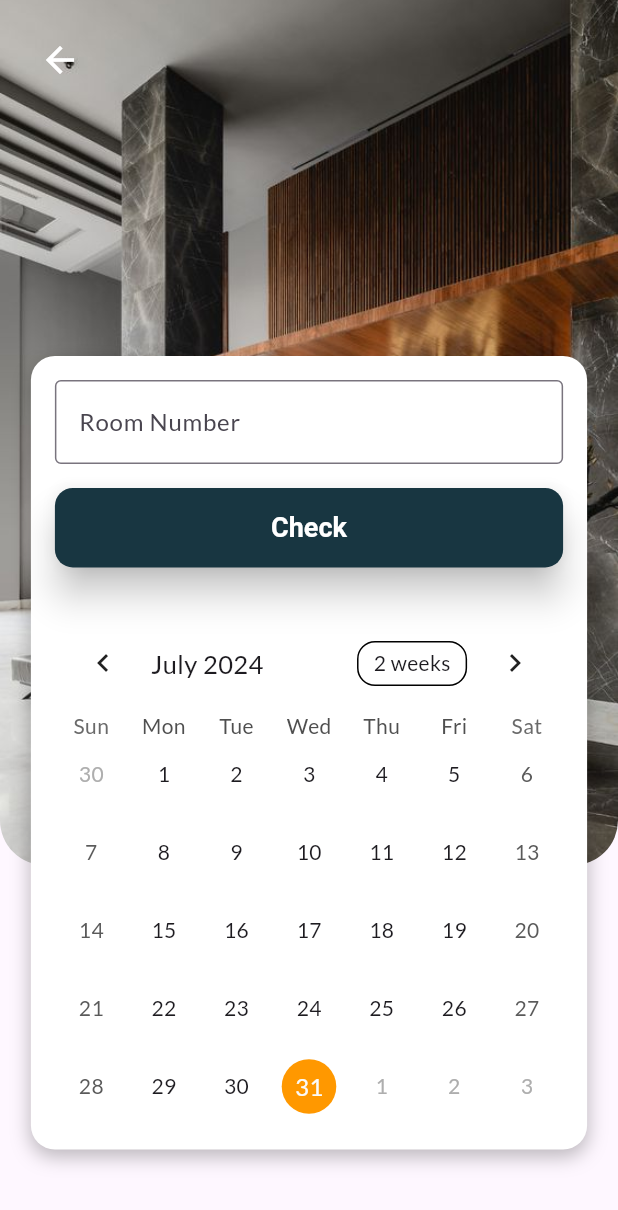
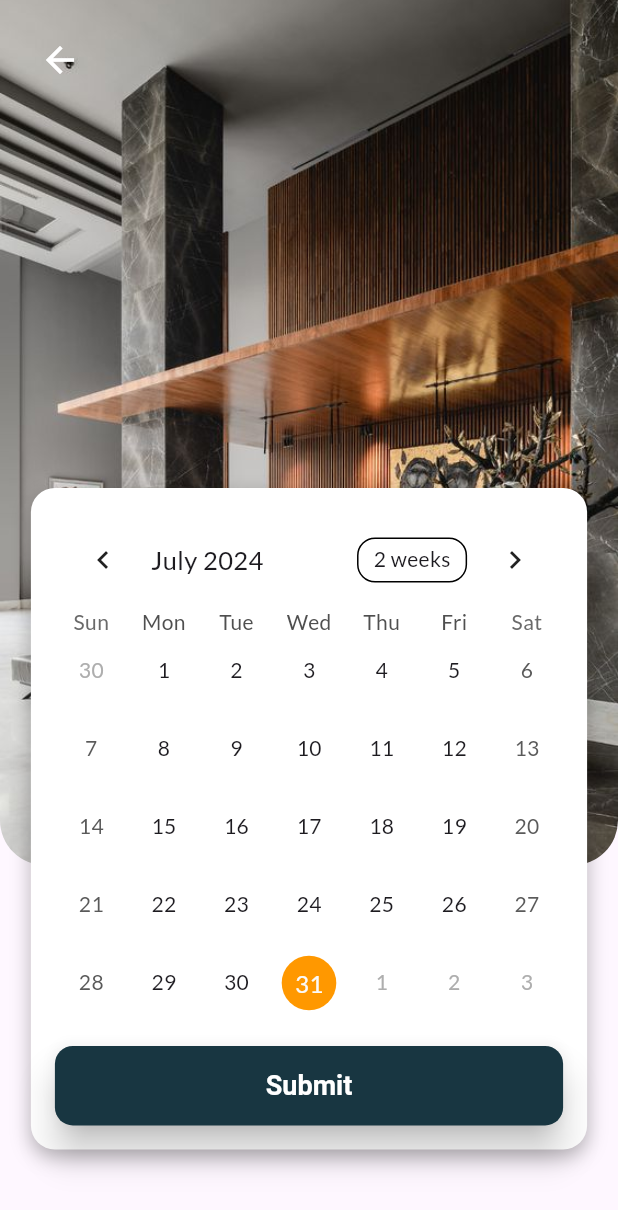
Before and after one commit to rudranil723/hotelapp2, a Flutter app: the CalendarScreen screen opened directly with empty values, on a phone screen of 412 x 824 dp. Shown: the top 1210 px of the screen. Run offline on Flutter 3.47's test engine with Material 3 defaults, Android fonts, the light colour scheme and no system bars; drawn by our look-alikes of table_calendar.

Commit message:
okay okay

```diff
--- a/lib/screens/calender.dart
+++ b/lib/screens/calender.dart
@@ -13,10 +13,17 @@ class CalendarScreen extends StatefulWidget {
 }
 
 class _CalendarScreenState extends State<CalendarScreen> {
-  final TextEditingController roomNumberController = TextEditingController();
+  DateTime? _selectedDate;
   Map<DateTime, List> _bookedDates = {};
 
   Future<void> _checkAvailability() async {
+    if (_selectedDate == null) {
+      ScaffoldMessenger.of(context).showSnackBar(
+        SnackBar(content: Text('Please select a date')),
+      );
+      return;
+    }
+
     final response = await http.get(
       Uri.parse('http://localhost:3000/rooms'), // Use your actual API URL
       headers: <String, String>{
@@ -31,10 +38,10 @@ class _CalendarScreenState extends State<CalendarScreen> {
       bool isAvailable = false;
 
       for (var room in roomData) {
-        if (room['room_number'] == int.parse(roomNumberController.text)) {
-          isAvailable = room['booked'] == 0;
-
-          if (!isAvailable) {
+        if (room['booked'] == 0) {
+          isAvailable = true;
+          break;
+        } else {
           final bookedDatesResponse = await http.get(
             Uri.parse(
                 'http://localhost:3000/booked_dates?room_id=${room['id']}'),
@@ -53,8 +60,7 @@ class _CalendarScreenState extends State<CalendarScreen> {
               DateTime checkInDate = DateTime.parse(date['check_in_date']);
               DateTime checkOutDate = DateTime.parse(date['check_out_date']);
               for (DateTime d = checkInDate;
-                    d.isBefore(checkOutDate) ||
-                        d.isAtSameMomentAs(checkOutDate);
+                  d.isBefore(checkOutDate) || d.isAtSameMomentAs(checkOutDate);
                   d = d.add(Duration(days: 1))) {
                 if (_bookedDates[d] == null) {
                   _bookedDates[d] = ['booked'];
@@ -64,8 +70,6 @@ class _CalendarScreenState extends State<CalendarScreen> {
               }
             }
           }
-          }
-          break;
         }
       }
 
@@ -157,16 +161,36 @@ class _CalendarScreenState extends State<CalendarScreen> {
               child: Column(
                 mainAxisSize: MainAxisSize.min,
                 children: [
-                  // Room number entry box
-                  TextField(
-                    controller: roomNumberController,
-                    decoration: const InputDecoration(
-                      labelText: 'Room Number',
-                      border: OutlineInputBorder(),
+                  // Calendar view
+                  TableCalendar(
+                    focusedDay: DateTime.now(),
+                    firstDay: DateTime(2000),
+                    lastDay: DateTime(2100),
+                    calendarFormat: CalendarFormat.month,
+                    selectedDayPredicate: (day) {
+                      return isSameDay(_selectedDate, day);
+                    },
+                    onDaySelected: (selectedDay, focusedDay) {
+                      setState(() {
+                        _selectedDate = selectedDay;
+                      });
+                    },
+                    eventLoader: (day) {
+                      return _bookedDates[day] ?? [];
+                    },
+                    calendarStyle: CalendarStyle(
+                      todayDecoration: BoxDecoration(
+                        color: Colors.orange,
+                        shape: BoxShape.circle,
+                      ),
+                      markerDecoration: BoxDecoration(
+                        color: Colors.red,
+                        shape: BoxShape.circle,
+                      ),
                     ),
                   ),
                   const SizedBox(height: 16),
-                  // Check button with updated styles
+                  // Submit button with updated styles
                   SizedBox(
                     width: double.infinity,
                     child: ElevatedButton(
@@ -183,29 +207,8 @@ class _CalendarScreenState extends State<CalendarScreen> {
                         ),
                         elevation: 10,
                       ),
-                      child: const Text('Check',
+                      child: const Text('Submit',
                           style: TextStyle(color: Colors.white)),
-                    ),
-                  ),
-                  const SizedBox(height: 32),
-                  // Calendar view
-                  TableCalendar(
-                    focusedDay: DateTime.now(),
-                    firstDay: DateTime(2000),
-                    lastDay: DateTime(2100),
-                    calendarFormat: CalendarFormat.month,
-                    eventLoader: (day) {
-                      return _bookedDates[day] ?? [];
-                    },
-                    calendarStyle: CalendarStyle(
-                      todayDecoration: BoxDecoration(
-                        color: Colors.orange,
-                        shape: BoxShape.circle,
-                      ),
-                      markerDecoration: BoxDecoration(
-                        color: Colors.red,
-                        shape: BoxShape.circle,
-                      ),
                     ),
                   ),
                 ],
```
Also changed, not shown: 1 other file. Lines whose indentation alone changed are shown as unchanged.
